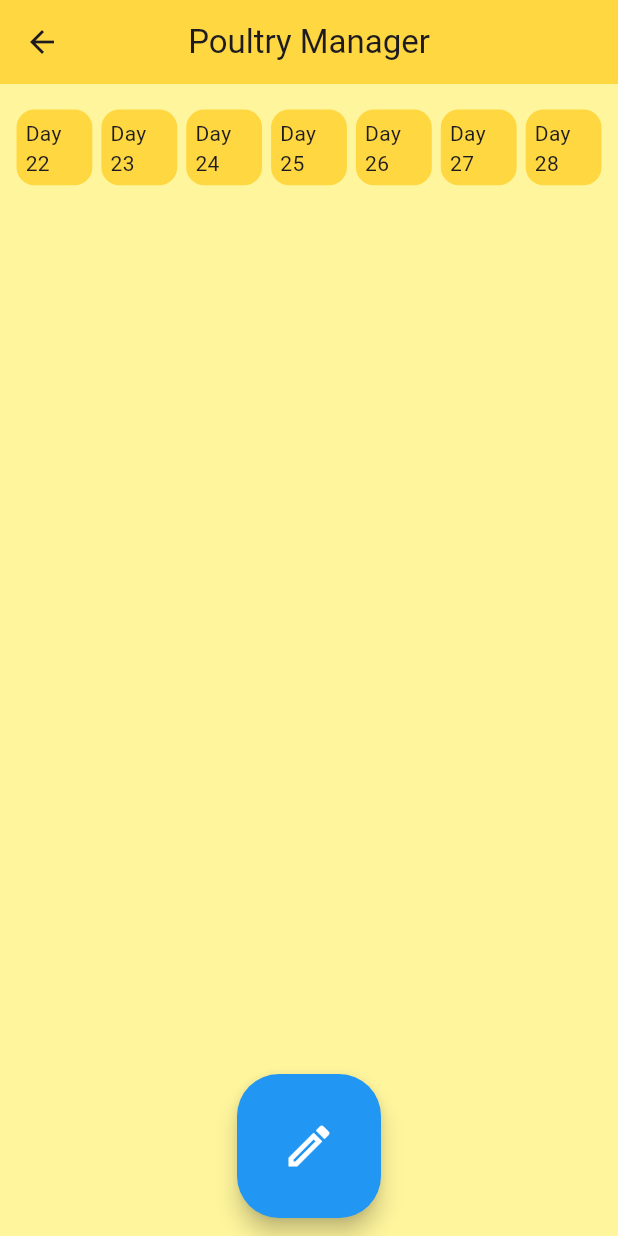
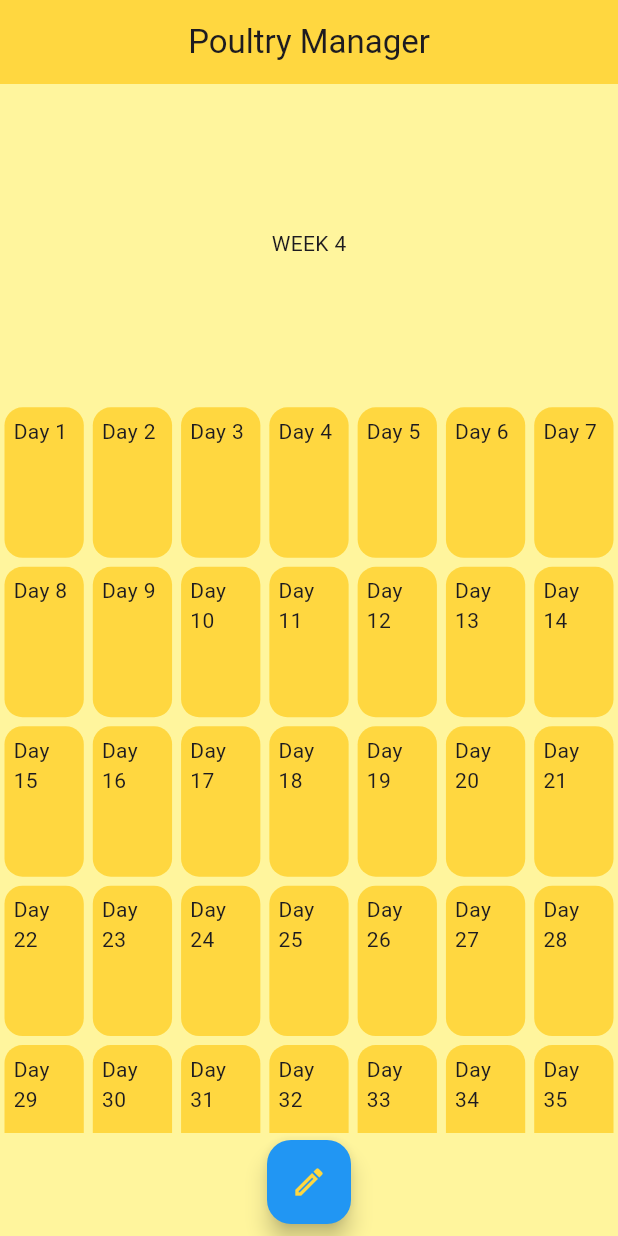
Before and after one commit to bolambaoz/poultry_manager, a Flutter app: the HomePage screen opened directly, on a phone screen of 412 x 824 dp. Run offline on Flutter 3.47's test engine with Material 3 defaults, Android fonts, the phone set to English and light mode, and no system bars; our stand-ins replace flutter_dotenv, isar; accounts and stored records are empty.

Commit message:
update new poultry manager homepage with floating and list of batches

```diff
--- a/lib/data/Data.dart
+++ b/lib/data/Data.dart
@@ -1,7 +1,6 @@
 // ignore: file_names
 // ignore_for_file: file_names
 
-import 'package:poultry_to_list/data/model/daily_task.dart';
 import 'package:poultry_to_list/data/model/egg_collection.dart';
 import 'package:poultry_to_list/data/model/feeding.dart';
 import 'package:poultry_to_list/data/model/watering.dart';
@@ -35,5 +34,77 @@ class AppVar {
   static var amountOfWater = numberOfHeads / 0.1;
   static var currentWeek = 4;
   static var currentDay = 1;
-  static var startDate = null;
+  static var startDate = "";
 }
+
+Feeding setupFeedingPeriod(
+    int weekIndx, int dayIndx, num numberOfHeads, num feedsPerHeads) {
+  var watering = Watering(
+      doximol: medicineGrams,
+      premoxil: medicineGrams,
+      sulforQr: medicineGrams,
+      egg1000: medicineGrams,
+      vitMenPro: medicineGrams);
+
+  var _feeding = Feeding(
+      feedsGrams: ((AppVar.numberOfHeads * feedsPerHeads) * 0.001),
+      watering: watering);
+
+  _feeding.watering.doximol = 0;
+  _feeding.watering.premoxil = 0;
+  _feeding.watering.sulforQr = 0;
+  _feeding.watering.egg1000 = 0;
+  _feeding.watering.vitMenPro = 0;
+
+  switch (weekIndx) {
+    case 1:
+      _feeding.watering = initialWatering(dayIndx);
+    case 2:
+      _feeding.watering = initialWatering(dayIndx);
+    case 3:
+      _feeding.watering = initialWatering(dayIndx);
+    case 4:
+      _feeding.watering = initialWatering(dayIndx);
+    case 5:
+      break;
+    case 6:
+      break;
+    default:
+      if (dayIndx == 6) {
+        switch (dayIndx) {
+          case 1:
+            _feeding.watering.vitMenPro = medicineGrams;
+          case 3:
+            _feeding.watering.premoxil = medicineGrams;
+          case 6:
+            _feeding.watering.sulforQr = medicineGrams;
+        }
+      } else {
+        _feeding.watering.vitMenPro = medicineGrams;
+      }
+  }
+  return _feeding;
+}
+
+Watering initialWatering(int dayIndx) {
+  Watering mixWater =
+      Watering(doximol: 0, premoxil: 0, sulforQr: 0, egg1000: 0, vitMenPro: 0);
+  switch (dayIndx) {
+    case 1:
+      mixWater.vitMenPro = medicineGrams;
+    case 2:
+      mixWater.doximol = medicineGrams;
+    case 3:
+      mixWater.vitMenPro = medicineGrams;
+      mixWater.premoxil = medicineGrams;
+    case 4:
+      mixWater.vitMenPro = medicineGrams;
+    case 5:
+      mixWater.vitMenPro = medicineGrams;
+    case 6:
+      mixWater.sulforQr = medicineGrams;
+    case 7:
+      mixWater.vitMenPro = medicineGrams;
+  }
+  return mixWater;
+}
--- a/lib/main.dart
+++ b/lib/main.dart
@@ -1,8 +1,10 @@
 import 'package:flutter/material.dart';
 import 'package:poultry_to_list/pages/home_page.dart';
 import 'package:poultry_to_list/pages/splash_screen.dart';
+import 'package:flutter_dotenv/flutter_dotenv.dart';
 
-void main() {
+Future main() async {
+  await dotenv.load(fileName: "assets/.env");
   runApp(const MyApp());
 }
 
--- a/lib/pages/daily_task_route.dart
+++ b/lib/pages/daily_task_route.dart
@@ -151,7 +151,7 @@ class DailyTaskRoute extends StatelessWidget {
         padding: EdgeInsets.all(12),
         child: Row(
           mainAxisAlignment: MainAxisAlignment.spaceBetween,
-          children: [Text("$taskName: "), Text("${value} $unit")],
+          children: [Text("$taskName: "), Text("$value $unit")],
         ));
   }
 }
--- a/lib/pages/home_page.dart
+++ b/lib/pages/home_page.dart
@@ -1,8 +1,6 @@
 import 'package:flutter/material.dart';
 import 'package:poultry_to_list/data/Data.dart';
 import 'package:poultry_to_list/data/model/daily_task.dart';
-import 'package:poultry_to_list/data/model/feeding.dart';
-import 'package:poultry_to_list/data/model/watering.dart';
 import 'package:poultry_to_list/data/model/weekly_task.dart';
 import 'package:poultry_to_list/pages/daily_task_route.dart';
 import 'package:poultry_to_list/views/todo_cell.dart';
@@ -15,95 +13,29 @@ class HomePage extends StatefulWidget {
 }
 
 class _HomePageState extends State<HomePage> {
-  List<WeeklyTask> weekTask = [];
-
-  Watering initialWatering(int dayIndx) {
-    Watering mixWater = Watering(
-        doximol: 0, premoxil: 0, sulforQr: 0, egg1000: 0, vitMenPro: 0);
-    switch (dayIndx) {
-      case 1:
-        mixWater.vitMenPro = medicineGrams;
-      case 2:
-        mixWater.doximol = medicineGrams;
-      case 3:
-        mixWater.vitMenPro = medicineGrams;
-        mixWater.premoxil = medicineGrams;
-      case 4:
-        mixWater.vitMenPro = medicineGrams;
-      case 5:
-        mixWater.vitMenPro = medicineGrams;
-      case 6:
-        mixWater.sulforQr = medicineGrams;
-      case 7:
-        mixWater.vitMenPro = medicineGrams;
-    }
-    return mixWater;
-  }
-
-  Feeding setupFeedingPeriod(int weekIndx, int dayIndx) {
-    var watering = Watering(
-        doximol: medicineGrams,
-        premoxil: medicineGrams,
-        sulforQr: medicineGrams,
-        egg1000: medicineGrams,
-        vitMenPro: medicineGrams);
-
-    var _feeding = Feeding(
-        feedsGrams: ((AppVar.numberOfHeads * feedsPerHeads) * 0.001),
-        watering: watering);
-
-    _feeding.watering.doximol = 0;
-    _feeding.watering.premoxil = 0;
-    _feeding.watering.sulforQr = 0;
-    _feeding.watering.egg1000 = 0;
-    _feeding.watering.vitMenPro = 0;
-
-    switch (weekIndx) {
-      case 1:
-        _feeding.watering = initialWatering(dayIndx);
-      case 2:
-        _feeding.watering = initialWatering(dayIndx);
-      case 3:
-        _feeding.watering = initialWatering(dayIndx);
-      case 4:
-        _feeding.watering = initialWatering(dayIndx);
-      case 5:
-        break;
-      case 6:
-        break;
-      default:
-        if (dayIndx == 6) {
-          switch (dayIndx) {
-            case 1:
-              _feeding.watering.vitMenPro = medicineGrams;
-            case 3:
-              _feeding.watering.premoxil = medicineGrams;
-            case 6:
-              _feeding.watering.sulforQr = medicineGrams;
-          }
-        } else {
-          _feeding.watering.vitMenPro = medicineGrams;
-        }
-    }
-    return _feeding;
-  }
+  // List<WeeklyTask> weekTask = [];
+  List<DailyTask> mtask = [];
+  // late num numberOfHeads;
+  // late num feedsPerHeads;
+  // late int currentDay;
+  // late int currentWeek;
 
   void data() {
     var tempCount = 1;
     for (var i = 1; i <= 20; i++) {
-      List<DailyTask> mtask = [];
+      // List<DailyTask> mtask = [];
       for (var j = 1; j <= 7; j++) {
         mtask.add(DailyTask(
             day: "Day $tempCount",
-            feed: setupFeedingPeriod(i, j),
+            feed: setupFeedingPeriod(i, j, AppVar.numberOfHeads, feedsPerHeads),
             eggCollection: eggCollection));
         tempCount++;
       }
-      weekTask.add(WeeklyTask(
-          numWeek: i,
-          dailyTask: mtask,
-          currentDay: AppVar.currentDay,
-          currentWeek: AppVar.currentWeek));
+      //   weekTask.add(WeeklyTask(
+      //       numWeek: i,
+      //       dailyTask: mtask,
+      //       currentDay: AppVar.currentDay, //AppVar.currentDay,
+      //       currentWeek: AppVar.currentWeek)); //AppVar.currentWeek));
     }
   }
 
@@ -117,6 +49,11 @@ class _HomePageState extends State<HomePage> {
 
   @override
   Widget build(BuildContext context) {
+    var size = MediaQuery.of(context).size;
+    /*24 is for notification bar on Android*/
+    final double itemHeight = (size.height - kToolbarHeight - 24) / 7;
+    final double itemWidth = size.width / 7;
+
     return Scaffold(
         backgroundColor: Colors.yellow[200],
         appBar: AppBar(
@@ -125,58 +62,58 @@ class _HomePageState extends State<HomePage> {
           backgroundColor: Colors.amberAccent,
           centerTitle: true,
         ),
-        body: Padding(
-          padding: const EdgeInsets.fromLTRB(8, 14, 8, 12),
-          child: Column(
+        body: Column(
           children: [
-              // SizedBox(
-              //   height: 52,
-              //   child: Center(
-              //     child: Text(
-              //       "WEEK ${AppVar.currentWeek}",
-              //     ),
-              //   ),
-              // ),
+            SizedBox(
+              height: (size.height - kToolbarHeight - 24) / 3.5,
+              child: Center(
+                child: Text(
+                  "WEEK ${AppVar.currentWeek}",
+                ),
+              ),
+            ),
             Expanded(
               child: GridView.count(
                 crossAxisCount: 7,
                 shrinkWrap: true,
-                  children: List.generate(
-                      weekTask[AppVar.currentWeek - 1].dailyTask.length,
-                      (index) {
+                childAspectRatio: (itemWidth / itemHeight),
+                children: List.generate(mtask.length, (index) {
+                  //weekTask[AppVar.currentWeek - 1].dailyTask.length, (index) {
                   return InkWell(
                     onTap: () => {
                       Navigator.push(
                         context,
                         MaterialPageRoute(
                             builder: (context) => DailyTaskRoute(
-                                    dailyTask: weekTask[AppVar.currentWeek - 1]
-                                        .dailyTask[index],
-                                    day: weekTask[AppVar.currentWeek - 1]
-                                        .dailyTask[index]
-                                        .day,
+                                  dailyTask: mtask[index],
+                                  day: mtask[index].day,
+                                  // dailyTask: weekTask[AppVar.currentWeek - 1]
+                                  //     .dailyTask[index],
+                                  // day: weekTask[AppVar.currentWeek - 1]
+                                  //     .dailyTask[index]
+                                  //     .day,
                                 )),
                       )
                     },
                     child: TodoCell(
-                        day: weekTask[AppVar.currentWeek - 1]
-                            .dailyTask[index]
-                            .day,
+                      day: mtask[index]
+                          .day, //weekTask[AppVar.currentWeek - 1].dailyTask[index].day,
                     ),
                   );
                 }),
               ),
             ),
-              FloatingActionButton.large(
-                foregroundColor: Colors.white,
+            const SizedBox(height: 5),
+            FloatingActionButton(
+              foregroundColor: Colors.amberAccent,
               backgroundColor: Colors.blue,
               onPressed: () {
                 // Add your onPressed code here!
               },
               child: const Icon(Icons.edit_outlined),
             ),
+            const SizedBox(height: 8),
           ],
-          ),
         ));
   }
 }
--- a/lib/views/egg_collector.dart
+++ b/lib/views/egg_collector.dart
@@ -1,5 +1,4 @@
 import 'package:flutter/material.dart';
-import 'package:poultry_to_list/data/Data.dart';
 import 'package:poultry_to_list/data/model/daily_task.dart';
 
 class EggCollector extends StatelessWidget {
--- a/pubspec.yaml
+++ b/pubspec.yaml
@@ -34,6 +34,7 @@ dependencies:
   # The following adds the Cupertino Icons font to your application.
   # Use with the CupertinoIcons class for iOS style icons.
   cupertino_icons: ^1.0.8
+  flutter_dotenv: ^5.2.1
 
 dev_dependencies:
   flutter_test:
@@ -58,7 +59,8 @@ flutter:
   uses-material-design: true
 
   # To add assets to your application, add an assets section, like this:
-  # assets:
+  assets:
+  - assets/.env
   #   - images/a_dot_burr.jpeg
   #   - images/a_dot_ham.jpeg
 
```
Also changed, not shown: lib/db/database.dart (added, +17 -0 lines), lib/pages/splash_screen.dart (+24 -7 lines), lib/views/poultry_list.dart (+7 -0 lines), pubspec.lock, 1 other file. Lines whose indentation alone changed are shown as unchanged.
